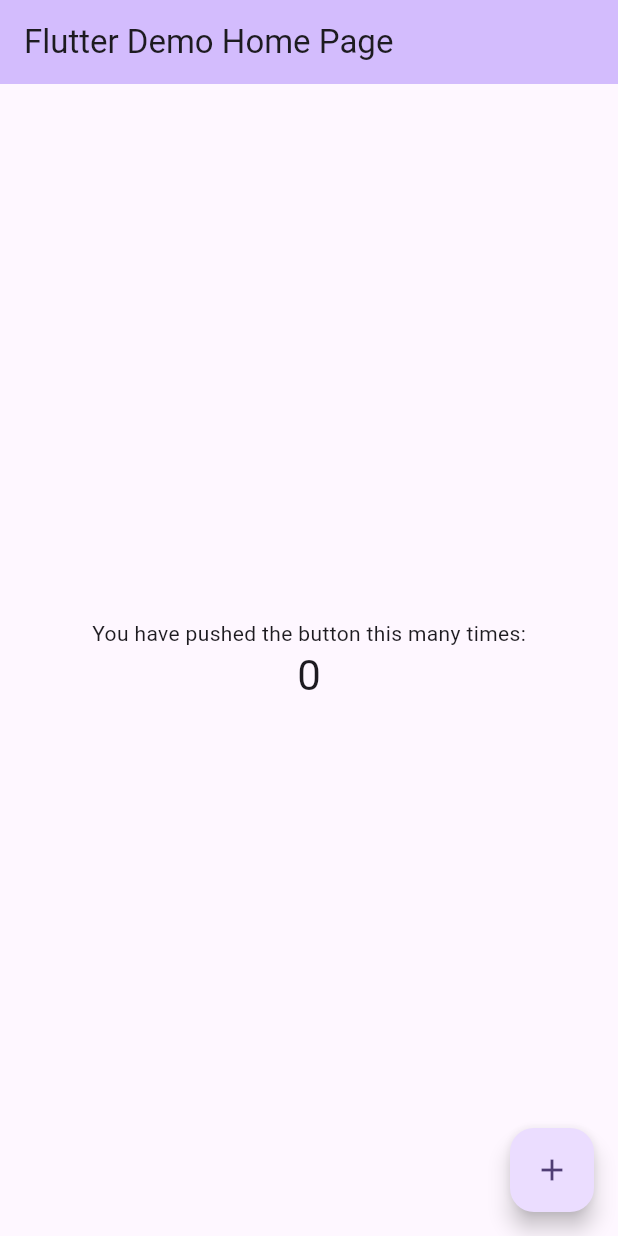
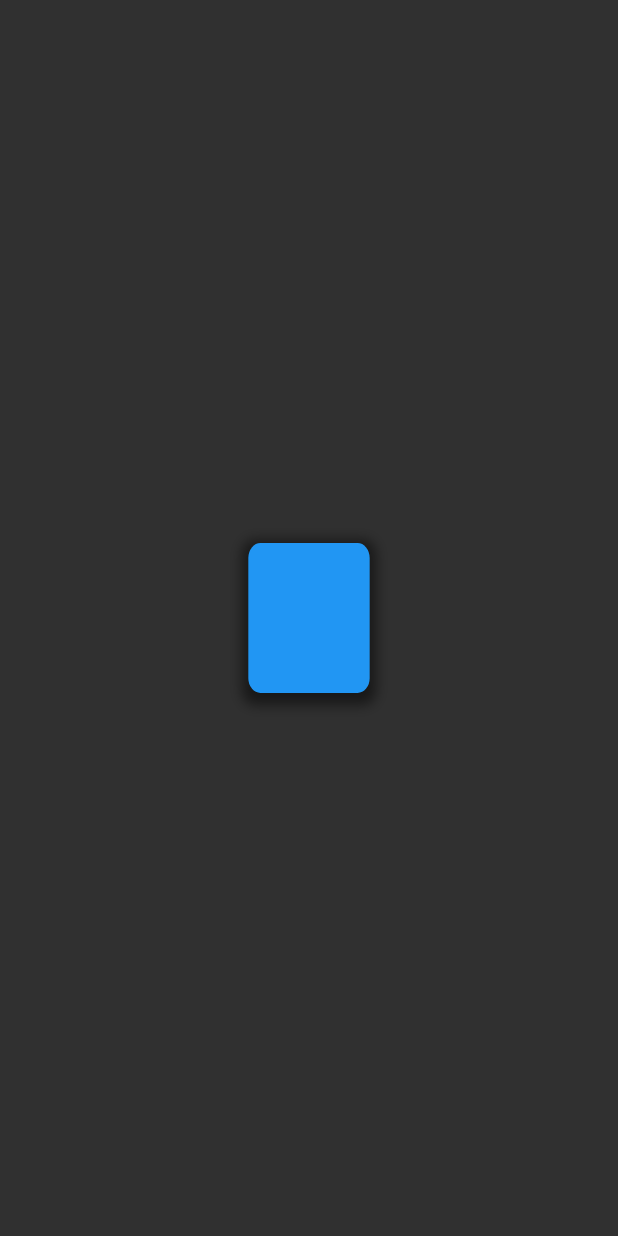
Before and after one commit to ateesgit/animation_tween, a Flutter app: the screen it shows after launch, on a phone screen of 412 x 824 dp. Run offline on Flutter 3.47's test engine with Material 2 defaults, Android fonts, the phone set to English and light mode, and no system bars.

Commit message:
a flutter animation project using tween

```diff
--- a/lib/main.dart
+++ b/lib/main.dart
@@ -1,125 +1,113 @@
 import 'package:flutter/material.dart';
+import 'dart:math' show pi;
 
-void main() {
-  runApp(const MyApp());
+void main(){
+  runApp(const App());
 }
 
-class MyApp extends StatelessWidget {
-  const MyApp({super.key});
+class App extends StatelessWidget {
+  const App({super.key});
 
-  // This widget is the root of your application.
   @override
   Widget build(BuildContext context) {
     return MaterialApp(
-      title: 'Flutter Demo',
-      theme: ThemeData(
-        // This is the theme of your application.
-        //
-        // TRY THIS: Try running your application with "flutter run". You'll see
-        // the application has a blue toolbar. Then, without quitting the app,
-        // try changing the seedColor in the colorScheme below to Colors.green
-        // and then invoke "hot reload" (save your changes or press the "hot
-        // reload" button in a Flutter-supported IDE, or press "r" if you used
-        // the command line to start the app).
-        //
-        // Notice that the counter didn't reset back to zero; the application
-        // state is not lost during the reload. To reset the state, use hot
-        // restart instead.
-        //
-        // This works for code too, not just values: Most code changes can be
-        // tested with just a hot reload.
-        colorScheme: ColorScheme.fromSeed(seedColor: Colors.deepPurple),
-        useMaterial3: true,
-      ),
-      home: const MyHomePage(title: 'Flutter Demo Home Page'),
+      theme: ThemeData(brightness: Brightness.dark),
+      darkTheme: ThemeData(brightness: Brightness.dark),
+      themeMode: ThemeMode.dark,
+      debugShowCheckedModeBanner: false,
+      debugShowMaterialGrid: false,
+      home: const HomePage(),
     );
   }
 }
-
-class MyHomePage extends StatefulWidget {
-  const MyHomePage({super.key, required this.title});
-
-  // This widget is the home page of your application. It is stateful, meaning
-  // that it has a State object (defined below) that contains fields that affect
-  // how it looks.
-
-  // This class is the configuration for the state. It holds the values (in this
-  // case the title) provided by the parent (in this case the App widget) and
-  // used by the build method of the State. Fields in a Widget subclass are
-  // always marked "final".
-
-  final String title;
+class HomePage extends StatefulWidget {
+  const HomePage({super.key});
 
   @override
-  State<MyHomePage> createState() => _MyHomePageState();
+  State<HomePage> createState() => _HomePageState();
 }
 
-class _MyHomePageState extends State<MyHomePage> {
-  int _counter = 0;
-
-  void _incrementCounter() {
-    setState(() {
-      // This call to setState tells the Flutter framework that something has
-      // changed in this State, which causes it to rerun the build method below
-      // so that the display can reflect the updated values. If we changed
-      // _counter without calling setState(), then the build method would not be
-      // called again, and so nothing would appear to happen.
-      _counter++;
-    });
-  }
+class _HomePageState extends State<HomePage> with SingleTickerProviderStateMixin{
+  late AnimationController _controller;
+  late Animation<double> _animation;
 
   @override
+  void initState() {
+    // TODO: implement initState
+    super.initState();
+    _controller=AnimationController(
+      vsync:this,
+      duration:const Duration(seconds: 2) ,
+      );
+    _animation = Tween<double>(begin: 0.0,end: 2*pi).animate(_controller);
+
+    _controller.repeat();
+  }
+@override
+  void dispose() {
+    _controller.dispose();
+    // TODO: implement dispose
+    super.dispose();
+  }
+  @override
   Widget build(BuildContext context) {
-    // This method is rerun every time setState is called, for instance as done
-    // by the _incrementCounter method above.
-    //
-    // The Flutter framework has been optimized to make rerunning build methods
-    // fast, so that you can just rebuild anything that needs updating rather
-    // than having to individually change instances of widgets.
-    return Scaffold(
-      appBar: AppBar(
-        // TRY THIS: Try changing the color here to a specific color (to
-        // Colors.amber, perhaps?) and trigger a hot reload to see the AppBar
-        // change color while the other colors stay the same.
-        backgroundColor: Theme.of(context).colorScheme.inversePrimary,
-        // Here we take the value from the MyHomePage object that was created by
-        // the App.build method, and use it to set our appbar title.
-        title: Text(widget.title),
-      ),
+    return  Scaffold(
+      // appBar: AppBar(),
       body: Center(
-        // Center is a layout widget. It takes a single child and positions it
-        // in the middle of the parent.
-        child: Column(
-          // Column is also a layout widget. It takes a list of children and
-          // arranges them vertically. By default, it sizes itself to fit its
-          // children horizontally, and tries to be as tall as its parent.
-          //
-          // Column has various properties to control how it sizes itself and
-          // how it positions its children. Here we use mainAxisAlignment to
-          // center the children vertically; the main axis here is the vertical
-          // axis because Columns are vertical (the cross axis would be
-          // horizontal).
-          //
-          // TRY THIS: Invoke "debug painting" (choose the "Toggle Debug Paint"
-          // action in the IDE, or press "p" in the console), to see the
-          // wireframe for each widget.
-          mainAxisAlignment: MainAxisAlignment.center,
-          children: <Widget>[
-            const Text(
-              'You have pushed the button this many times:',
+        child: AnimatedBuilder(
+          animation:_controller,
+          builder:(context,child){
+            return Transform(
+            alignment: Alignment.center,
+            // origin:const Offset(50, 50), use this for not a specific point
+            transform: Matrix4.identity()..rotateY(
+             _animation.value,
+              // 0.9
+             ),
+            child: Container(
+             height: 100,
+             width: 100,
+             decoration: BoxDecoration(
+              color: Colors.blue,
+              borderRadius: BorderRadius.circular(10),
+              boxShadow: [
+                BoxShadow(
+                  color: Colors.black.withOpacity(0.5),
+                  spreadRadius: 5,
+                  blurRadius: 7,
+                  offset: const Offset(0, 3),
+                )
+              ]
+             ),
             ),
-            Text(
-              '$_counter',
-              style: Theme.of(context).textTheme.headlineMedium,
-            ),
-          ],
+          );
+          }
+          // child: Transform(
+          //   alignment: Alignment.center,
+          //   // origin:const Offset(50, 50), use this for not a specific point
+          //   transform: Matrix4.identity()..rotateZ(
+          //    _animation.value,
+          //     // 0.9
+          //    ),
+          //   child: Container(
+          //    height: 100,
+          //    width: 100,
+          //    decoration: BoxDecoration(
+          //     color: Colors.blue,
+          //     borderRadius: BorderRadius.circular(10),
+          //     boxShadow: [
+          //       BoxShadow(
+          //         color: Colors.black.withOpacity(0.5),
+          //         spreadRadius: 5,
+          //         blurRadius: 7,
+          //         offset: const Offset(0, 3),
+          //       )
+          //     ]
+          //    ),
+          //   ),
+          // ),
         ),
       ),
-      floatingActionButton: FloatingActionButton(
-        onPressed: _incrementCounter,
-        tooltip: 'Increment',
-        child: const Icon(Icons.add),
-      ), // This trailing comma makes auto-formatting nicer for build methods.
     );
   }
 }
```
